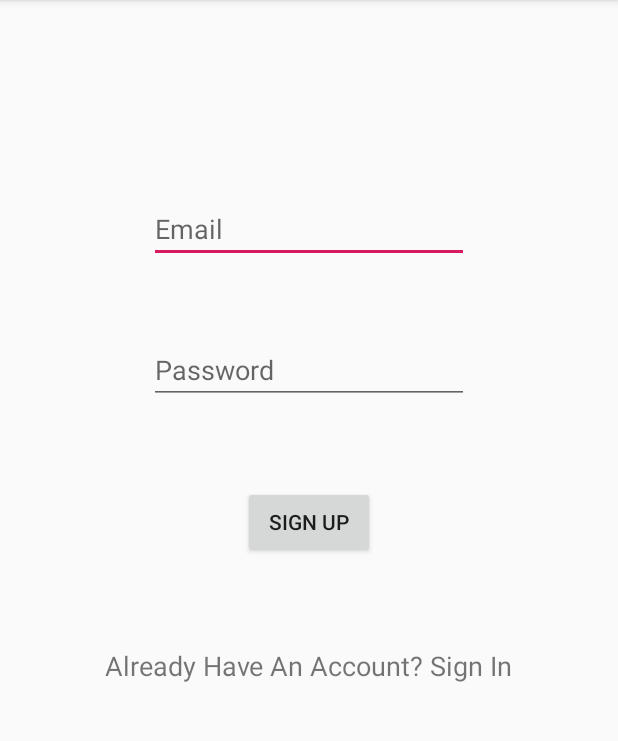
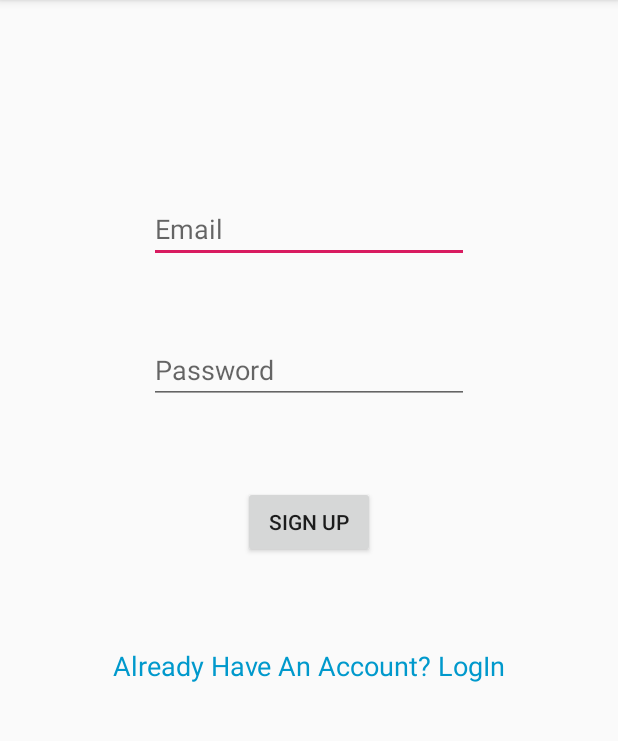
Before and after one commit to HassanBoukhamseen/BattleOfWits, an Android app: the screen it shows after launch (MainActivity), on a phone screen of 412 x 824 dp, the part 84-825 px from its top. Run offline under Robolectric (Android 15) with nearby library versions, the phone set to English and light mode, and no system bars; our stand-ins replace Firebase (no records; nobody signed in at launch, a user with empty details on screens opened directly).

Commit message:
LogIn button colour change!

```diff
--- a/app/src/main/java/com/BattleOfWits/MainActivity.java
+++ b/app/src/main/java/com/BattleOfWits/MainActivity.java
@@ -52,10 +52,9 @@ public class MainActivity extends AppCompatActivity {
                         @Override
                         public void onComplete(@NonNull Task<AuthResult> task) {
                             if (!task.isSuccessful()) {
-                                Toast.makeText(MainActivity.this, "Signup Unsuccessful, Please Try Again",
+                                Toast.makeText(MainActivity.this, "SignUp Unsuccessful, Please Try Again",
                                         Toast.LENGTH_SHORT).show();
                             } else if (task.isSuccessful()) {
-                                emails.add(email);
                                 Intent game  = new Intent(MainActivity.this, HomeActivity.class);
                                 startActivity(game);
                             }
--- a/app/src/main/res/layout/activity_main.xml
+++ b/app/src/main/res/layout/activity_main.xml
@@ -47,7 +47,8 @@
         android:id="@+id/AccountVrif"
         android:layout_width="wrap_content"
         android:layout_height="wrap_content"
-        android:text="Already Have An Account? Sign In"
+        android:text="Already Have An Account? LogIn"
+        android:textColor="@android:color/holo_blue_dark"
         android:textSize="18sp"
         app:layout_constraintBottom_toBottomOf="parent"
         app:layout_constraintEnd_toEndOf="parent"
```
